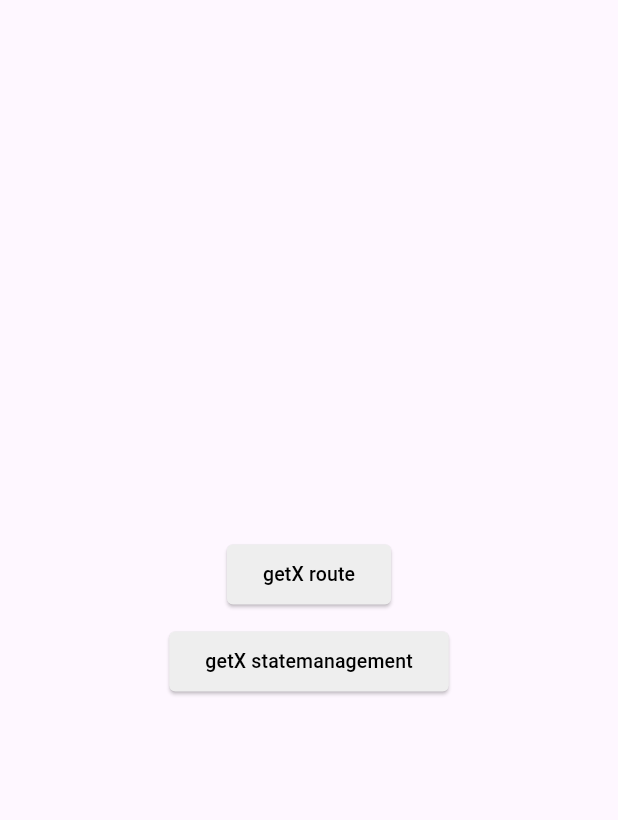
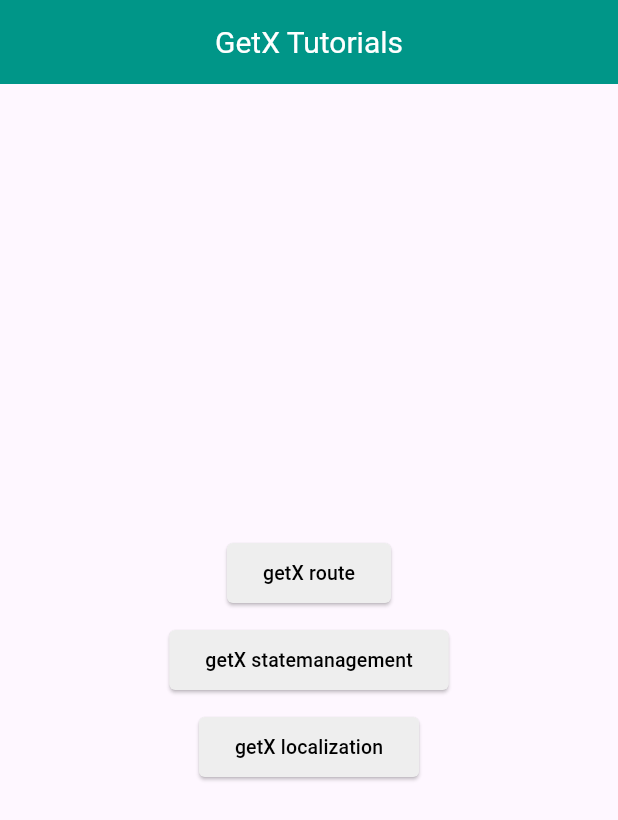
Before and after one commit to Htoomyat99/GetX_Tutorial, a Flutter app: the screen it shows after launch, on a phone screen of 412 x 824 dp. Shown: the top 820 px of the screen. Run offline on Flutter 3.47's test engine with Material 3 defaults, Android fonts, the light colour scheme and no system bars; our stand-ins replace get.

Commit message:
getX internationalization

```diff
--- a/lib/main.dart
+++ b/lib/main.dart
@@ -1,5 +1,6 @@
 import 'package:flutter/material.dart';
 import 'package:get/get.dart';
+import 'package:splash_screen_test/res/message.dart';
 import 'package:splash_screen_test/res/values.dart';
 import 'package:splash_screen_test/screens/routeScreens/route_detail.dart';
 import 'package:splash_screen_test/screens/routeScreens/route_screen.dart';
@@ -18,6 +19,9 @@
     return GetMaterialApp(
       debugShowCheckedModeBanner: false,
       initialRoute: Nav.home,
+      translations: Messages(),
+      locale: const Locale('en', 'US'),
+      fallbackLocale: const Locale('en', 'US'),
       getPages: [
         GetPage(
           name: Nav.home,
--- /dev/null
+++ b/lib/res/message.dart
@@ -0,0 +1,19 @@
+import 'package:get/get.dart';
+
+class Messages extends Translations {
+  @override
+  Map<String, Map<String, String>> get keys => {
+        'en_US': {
+          'greeting': 'Hello World',
+          'welcome_text': 'Welcome to my channel @name'
+        },
+        'mm_MM': {
+          'greeting': 'မင်္ဂလာပါ ကမ္ဘာကြီး',
+          'welcome_text': 'ကျွုန်ပ် ချန်နယ်မှ ကြိုဆိုပါတယ် @name'
+        },
+        'cn_CN': {
+          'greeting': 'ni houng',
+          'welcome_text': 'ajdsflk j;al fj;l dafj ;kjasf; jas;dlfkj'
+        },
+      };
+}
--- a/lib/screens/home_screen.dart
+++ b/lib/screens/home_screen.dart
@@ -1,5 +1,6 @@
 import 'package:flutter/material.dart';
 import 'package:get/get.dart';
+import 'package:splash_screen_test/screens/localization_screen.dart';
 import 'package:splash_screen_test/screens/routeScreens/route_screen.dart';
 import 'package:splash_screen_test/widgets/ButtonInput.dart';
 
@@ -15,7 +16,7 @@
 class _HomeScreenState extends State<HomeScreen> {
   void routeAction() {
     Get.to(
-      () => RouteScreen(),
+      () => const RouteScreen(),
       transition: Transition.rightToLeft,
       duration: const Duration(milliseconds: 500),
     );
@@ -23,7 +24,15 @@
 
   void stateMangementAction() {
     Get.to(
-      () => StateManagementScreen(),
+      () => const StateManagementScreen(),
+      transition: Transition.rightToLeft,
+      duration: const Duration(milliseconds: 500),
+    );
+  }
+
+  void languageAction() {
+    Get.to(
+      () => const LocalizationScreen(),
       transition: Transition.rightToLeft,
       duration: const Duration(milliseconds: 500),
     );
@@ -32,6 +41,15 @@
   @override
   Widget build(BuildContext context) {
     return Scaffold(
+      appBar: AppBar(
+        backgroundColor: Colors.teal,
+        title: const Center(
+          child: Text(
+            'GetX Tutorials',
+            style: TextStyle(color: Colors.white, fontSize: 20),
+          ),
+        ),
+      ),
       body: SafeArea(
         child: Center(
           child: Column(
@@ -45,6 +63,8 @@
                 onPressed: stateMangementAction,
                 btnText: 'getX statemanagement',
               ),
+              ButtonInput(
+                  onPressed: languageAction, btnText: 'getX localization')
             ],
           ),
         ),
```
Also changed, not shown: lib/controller/local_text_controller.dart (added, +9 -0 lines), lib/screens/localization_screen.dart (added, +60 -0 lines), lib/screens/state_management_tutorial.dart (+5 -5 lines).
